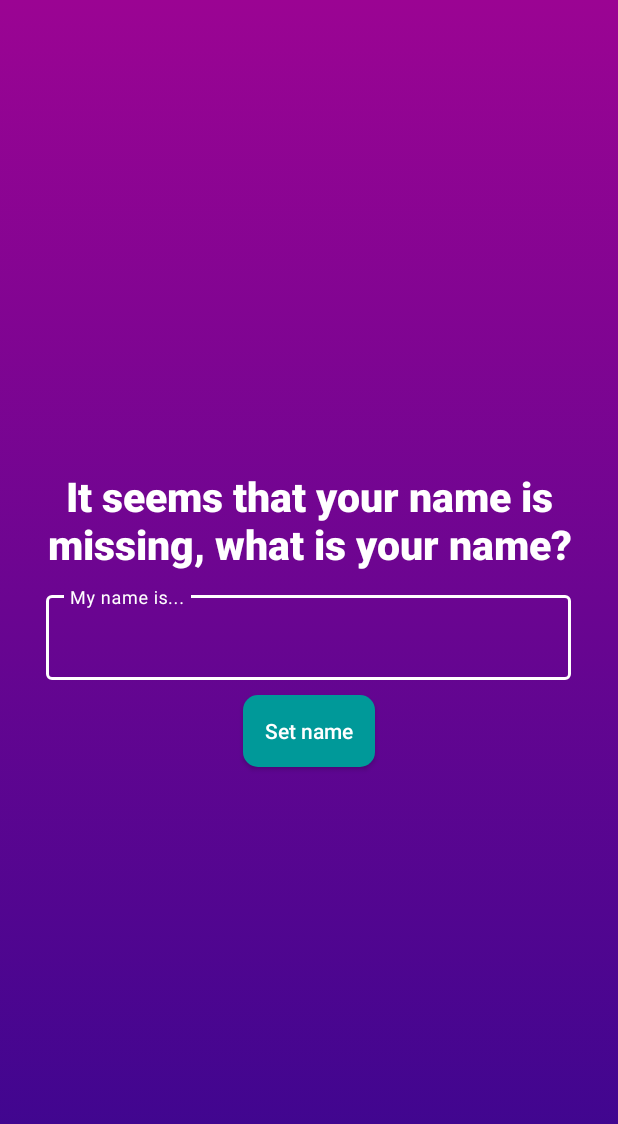
After one commit to lucadumitrascu/quiz-app, an Android app: the SetName screen opened directly, with no data from a screen before it, on a phone screen of 412 x 824 dp. The commit adds this screen. Shown: the top 1124 px of the screen. Run offline under Robolectric (Android 15) with nearby library versions, the phone set to English and light mode, and no system bars; our stand-ins replace Firebase (no records; nobody signed in at launch, a user with empty details on screens opened directly).

Commit message:
Added set name functionality - The name is saved in Firebase Realtime Database

```diff
--- a/app/build.gradle.kts
+++ b/app/build.gradle.kts
@@ -35,6 +35,7 @@ dependencies {
     implementation("com.google.android.material:material:1.11.0")
     implementation("androidx.constraintlayout:constraintlayout:2.1.4")
     implementation("com.google.firebase:firebase-auth:22.3.1")
+    implementation("com.google.firebase:firebase-database:20.3.1")
     testImplementation("junit:junit:4.13.2")
     androidTestImplementation("androidx.test.ext:junit:1.1.5")
     androidTestImplementation("androidx.test.espresso:espresso-core:3.5.1")
--- a/app/src/main/java/com/project/quiz_app/Login.java
+++ b/app/src/main/java/com/project/quiz_app/Login.java
@@ -1,4 +1,5 @@
 package com.project.quiz_app;
+
 
 import androidx.appcompat.app.AppCompatActivity;
 
@@ -82,5 +83,6 @@ public class Login extends AppCompatActivity {
                     });
 
         });
+
     }
 }
--- /dev/null
+++ b/app/src/main/java/com/project/quiz_app/SetName.java
@@ -0,0 +1,44 @@
+package com.project.quiz_app;
+
+import androidx.appcompat.app.AppCompatActivity;
+
+import android.content.Intent;
+import android.os.Bundle;
+import android.widget.Button;
+import android.widget.TextView;
+
+import com.google.firebase.auth.FirebaseAuth;
+import com.google.firebase.auth.FirebaseUser;
+import com.google.firebase.database.DatabaseReference;
+import com.google.firebase.database.FirebaseDatabase;
+
+public class SetName extends AppCompatActivity {
+
+    Button button;
+    TextView textView;
+
+    @Override
+    protected void onCreate(Bundle savedInstanceState) {
+        super.onCreate(savedInstanceState);
+        setContentView(R.layout.activity_set_name);
+
+        button = findViewById(R.id.set_name_button);
+        textView = findViewById(R.id.name_input);
+
+        button.setOnClickListener(v -> {
+            String name = textView.getText().toString().trim();
+            if (!name.isEmpty()) {
+                FirebaseUser user = FirebaseAuth.getInstance().getCurrentUser();
+                if (user != null) {
+                    String userId = user.getUid();
+                    DatabaseReference mRef = FirebaseDatabase.getInstance().getReference().child("Users").child(userId);
+                    mRef.child("name").setValue(name);
+                }
+            }
+
+            Intent intent = new Intent(getApplicationContext(), MainActivity.class);
+            startActivity(intent);
+            finish();
+        });
+    }
+}
--- /dev/null
+++ b/app/src/main/res/layout/activity_set_name.xml
@@ -0,0 +1,51 @@
+<?xml version="1.0" encoding="utf-8"?>
+<LinearLayout xmlns:android="http://schemas.android.com/apk/res/android"
+    xmlns:app="http://schemas.android.com/apk/res-auto"
+    xmlns:tools="http://schemas.android.com/tools"
+    android:layout_width="match_parent"
+    android:layout_height="match_parent"
+    android:background="@drawable/gradient_background"
+    android:gravity="center"
+    android:orientation="vertical"
+    tools:context=".SetName">
+
+    <TextView
+        android:layout_width="match_parent"
+        android:layout_height="wrap_content"
+        android:layout_marginBottom="10sp"
+        android:fontFamily="sans-serif-black"
+        android:gravity="center"
+        android:text="@string/it_seems_that_your_name_is_missing_what_is_your_name"
+        android:textColor="@color/white"
+        android:textSize="27sp"
+        android:textStyle="bold" />
+
+    <com.google.android.material.textfield.TextInputLayout
+        android:layout_width="350sp"
+        android:layout_height="wrap_content"
+        android:textColorHint="@color/white"
+        app:boxStrokeColor="@color/text_input_layout_stroke_color"
+        app:hintTextColor="@color/white">
+
+        <com.google.android.material.textfield.TextInputEditText
+            android:id="@+id/name_input"
+            android:layout_width="match_parent"
+            android:layout_height="wrap_content"
+            android:hint="@string/my_name_is"
+            android:textColor="@color/input_text" />
+
+    </com.google.android.material.textfield.TextInputLayout>
+
+    <androidx.appcompat.widget.AppCompatButton
+        android:id="@+id/set_name_button"
+        android:layout_width="wrap_content"
+        android:layout_height="48sp"
+        android:layout_marginTop="10sp"
+        android:background="@drawable/button_login_register"
+        android:backgroundTint="@color/aqua"
+        android:text="@string/set_name"
+        android:textAllCaps="false"
+        android:textColor="@color/white" />
+
+
+</LinearLayout>
--- a/app/src/main/res/values/strings.xml
+++ b/app/src/main/res/values/strings.xml
@@ -8,4 +8,7 @@
     <string name="create_acc">Create a new account</string>
     <string name="back_to_login">back to Login</string>
     <string name="welcome_back">Welcome back!</string>
+    <string name="it_seems_that_your_name_is_missing_what_is_your_name">It seems that your name is missing, what is your name?</string>
+    <string name="set_name">Set name</string>
+    <string name="my_name_is">My name is...</string>
 </resources>
```
Also changed, not shown: app/src/main/AndroidManifest.xml (+9 -7 lines), app/src/main/java/com/project/quiz_app/MainActivity.java (+40 -10 lines), app/src/main/java/com/project/quiz_app/Register.java (+22 -0 lines), app/src/main/java/com/project/quiz_app/User.java (added, +48 -0 lines), 314 other files.
